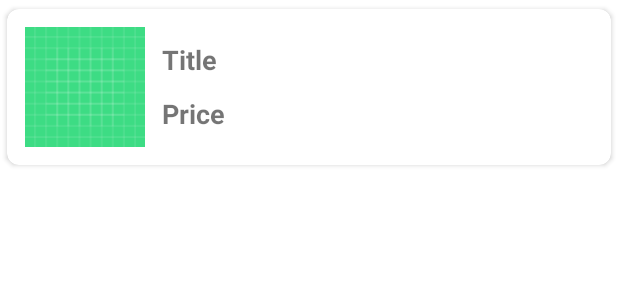
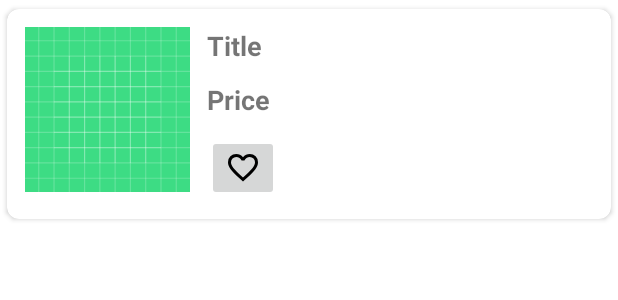
Before and after one commit to MeetVora79/Android_Learning, an Android app: the layout product_raw_w6_t1.xml on its own in the app's theme, with its tools: preview values and no code run, on a phone screen of 412 x 824 dp. Shown: the top 300 px of the screen. Run offline under Robolectric (Android 15) with nearby library versions, the phone set to English and light mode, and no system bars.

Commit message:
Complete the Week 7 Task 2 implementation for managing favorite products using Room database persistence, interactive favorite toggle buttons in the product adapter, a dedicated favorites screen, and empty state handling.

```diff
--- a/app/src/main/java/com/example/android_learning_tasks/NoteDao.java
+++ b/app/src/main/java/com/example/android_learning_tasks/NoteDao.java
@@ -7,7 +7,6 @@ import androidx.room.Insert;
 import androidx.room.OnConflictStrategy;
 import androidx.room.Query;
 import androidx.room.Update;
-
 import java.util.List;
 
 @Dao
--- /dev/null
+++ b/app/src/main/res/drawable/outline_favorite_24.xml
@@ -0,0 +1,20 @@
+<!--
+  ~ Copyright (C) 2026 The Android Open Source Project
+  ~
+  ~ Licensed under the Apache License, Version 2.0 (the "License");
+  ~ you may not use this file except in compliance with the License.
+  ~ You may obtain a copy of the License at
+  ~
+  ~      http://www.apache.org/licenses/LICENSE-2.0
+  ~
+  ~ Unless required by applicable law or agreed to in writing, software
+  ~ distributed under the License is distributed on an "AS IS" BASIS,
+  ~ WITHOUT WARRANTIES OR CONDITIONS OF ANY KIND, either express or implied.
+  ~ See the License for the specific language governing permissions and
+  ~ limitations under the License.
+  -->
+<vector xmlns:android="http://schemas.android.com/apk/res/android" android:height="24dp" android:tint="#000000" android:viewportHeight="960" android:viewportWidth="960" android:width="24dp">
+
+    <path android:fillColor="@android:color/white" android:pathData="M480,840L422,788Q321,697 255,631Q189,565 150,512.5Q111,460 95.5,416Q80,372 80,326Q80,232 143,169Q206,106 300,106Q352,106 399,128Q446,150 480,190Q514,150 561,128Q608,106 660,106Q754,106 817,169Q880,232 880,326Q880,372 864.5,416Q849,460 810,512.5Q771,565 705,631Q639,697 538,788L480,840ZM480,732Q576,646 638,584.5Q700,523 736,477.5Q772,432 786,396.5Q800,361 800,326Q800,266 760,226Q720,186 660,186Q613,186 573,212.5Q533,239 518,280L518,280L442,280L442,280Q427,239 387,212.5Q347,186 300,186Q240,186 200,226Q160,266 160,326Q160,361 174,396.5Q188,432 224,477.5Q260,523 322,584.5Q384,646 480,732ZM480,459Q480,459 480,459Q480,459 480,459Q480,459 480,459Q480,459 480,459Q480,459 480,459Q480,459 480,459Q480,459 480,459Q480,459 480,459L480,459L480,459L480,459Q480,459 480,459Q480,459 480,459Q480,459 480,459Q480,459 480,459Q480,459 480,459Q480,459 480,459Q480,459 480,459Q480,459 480,459Z"/>
+
+</vector>
--- a/app/src/main/res/layout/product_raw_w6_t1.xml
+++ b/app/src/main/res/layout/product_raw_w6_t1.xml
@@ -15,8 +15,9 @@
 
         <ImageView
             android:id="@+id/ivProducts"
-            android:layout_width="80dp"
-            android:layout_height="80dp"
+            android:layout_width="110dp"
+            android:layout_height="110dp"
+            android:contentDescription="product image"
             android:src="@drawable/ic_launcher_background"/>
 
         <LinearLayout
@@ -41,7 +42,14 @@
                 android:layout_height="wrap_content"
                 android:textSize="18sp"
                 android:textStyle="bold"
+                android:layout_marginBottom="11dp"
                 android:text="Price"/>
+
+            <ImageButton
+                android:id="@+id/ibFav"
+                android:layout_width="wrap_content"
+                android:layout_height="wrap_content"
+                android:src="@drawable/outline_favorite_24"/>
 
         </LinearLayout>
 
```
Also changed, not shown: app/src/main/AndroidManifest.xml (+20 -12 lines), app/src/main/java/com/example/android_learning_tasks/ProductAdapter_W6_T1.java (+28 -0 lines), app/src/main/java/com/example/android_learning_tasks/ProductDao.java (added, +25 -0 lines), app/src/main/java/com/example/android_learning_tasks/ProductDatabase.java (added, +47 -0 lines), app/src/main/java/com/example/android_learning_tasks/ProductModel_w6_t1.java (+31 -0 lines), app/src/main/java/com/example/android_learning_tasks/ProductsFavorite.java (added, +40 -0 lines), app/src/main/java/com/example/android_learning_tasks/Week_6_Task_1.java (+7 -0 lines), app/src/main/res/drawable/baseline_favorite_24.xml (added, +20 -0 lines), app/src/main/res/layout/products_favorite.xml (added, +25 -0 lines), app/src/main/res/layout/week6_task1.xml (+10 -1 lines).
